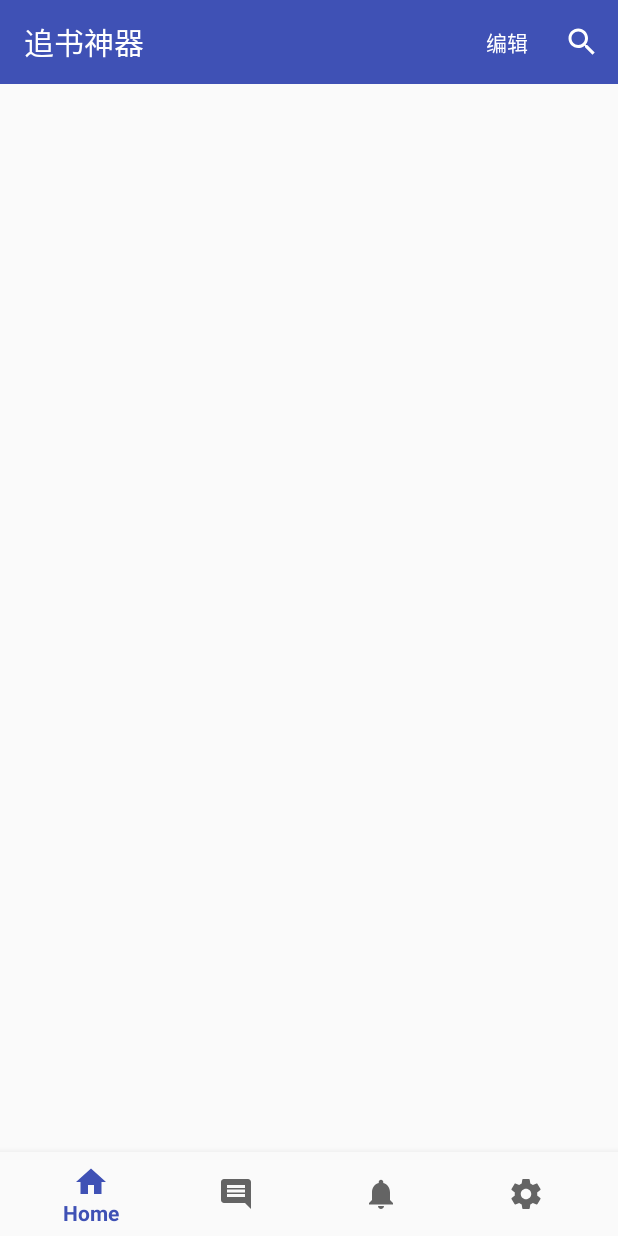
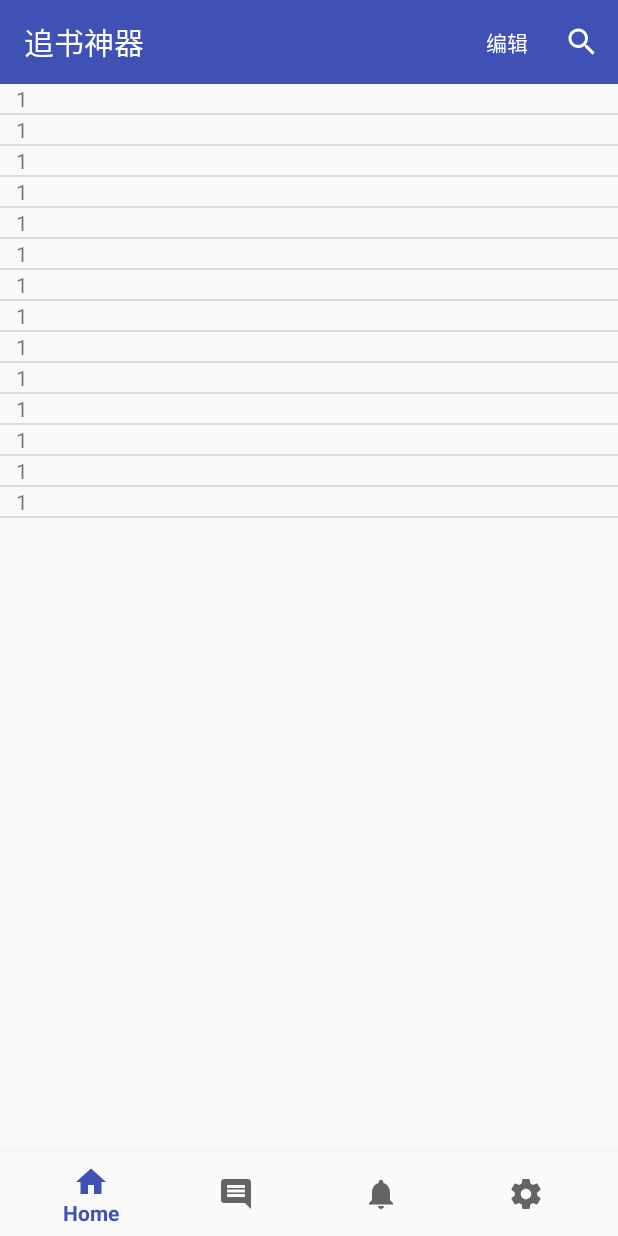
Before and after one commit to Hzzone/E-Book, an Android app: the screen it shows after launch (MainActivity), on a phone screen of 412 x 824 dp. Run offline under Robolectric (Android 15) with nearby library versions, the phone set to English and light mode, and no system bars.

Commit message:
修改了书架以及增加阅读活动

```diff
--- a/app/src/main/AndroidManifest.xml
+++ b/app/src/main/AndroidManifest.xml
@@ -19,8 +19,8 @@
                 <category android:name="android.intent.category.LAUNCHER" />
             </intent-filter>
         </activity>
-        <activity android:name=".SearchActivity">
-        </activity>
+        <activity android:name=".SearchActivity"></activity>
+        <activity android:name=".ReadingActivity"></activity>
     </application>
 
 </manifest>
--- a/app/src/main/java/com/example/hzzone/e_book/Content.java
+++ b/app/src/main/java/com/example/hzzone/e_book/Content.java
@@ -186,7 +186,6 @@ public class Content {
         } catch (IOException e) {
             e.printStackTrace();
         }
-//        Log.d(TAG, "getBookinfo: "+pic);
         return new Bookinfo(bookName, bookIntro, bookURL, pic);
     }
 }
--- a/app/src/main/java/com/example/hzzone/e_book/MainActivity.java
+++ b/app/src/main/java/com/example/hzzone/e_book/MainActivity.java
@@ -1,6 +1,9 @@
 package com.example.hzzone.e_book;
 
 import android.content.Intent;
+import android.graphics.Bitmap;
+import android.graphics.BitmapFactory;
+import android.graphics.drawable.BitmapDrawable;
 import android.os.AsyncTask;
 import android.support.annotation.NonNull;
 import android.support.design.widget.BottomNavigationView;
@@ -15,6 +18,7 @@ import android.view.LayoutInflater;
 import android.view.Menu;
 import android.view.MenuItem;
 import android.view.View;
+import android.widget.AdapterView;
 import android.widget.LinearLayout;
 import android.widget.ListView;
 import android.widget.Toast;
@@ -33,8 +37,13 @@ public class MainActivity extends AppCompatActivity {
 
     private SwipeRefreshLayout swipeRefreshLayout; //下拉刷新
     private ViewPager mViewPager = null;
-    BottomNavigationView navigation;
+    private BottomNavigationView navigation;
+    //书架
+    private ListView bookshelf_list;
     private ArrayList<View> mListViews = new ArrayList<>();
+    Vector<Bookinfo> books = new Vector<>();
+    BookinfoAdapter adapter;
+    //底部菜单栏
     private View home;
     private View comment;
     private View notification;
@@ -63,6 +72,40 @@ public class MainActivity extends AppCompatActivity {
         notification = mLayoutInflater.inflate(R.layout.notification, null);
         settings = mLayoutInflater.inflate(R.layout.settings, null);
         swipeRefreshLayout = (SwipeRefreshLayout) home.findViewById(R.id.swipe_refresh);
+        bookshelf_list = (ListView) home.findViewById(R.id.bookshelf_list);
+
+        books.clear();
+        // 测试书架
+        books.add(new Bookinfo("1", "2", "1", BitmapFactory.decodeFile("test.jpg")));
+        books.add(new Bookinfo("1", "2", "1", BitmapFactory.decodeFile("test.jpg")));
+        books.add(new Bookinfo("1", "2", "1", BitmapFactory.decodeFile("test.jpg")));
+        books.add(new Bookinfo("1", "2", "1", BitmapFactory.decodeFile("test.jpg")));
+        books.add(new Bookinfo("1", "2", "1", BitmapFactory.decodeFile("test.jpg")));
+        books.add(new Bookinfo("1", "2", "1", BitmapFactory.decodeFile("test.jpg")));
+        books.add(new Bookinfo("1", "2", "1", BitmapFactory.decodeFile("test.jpg")));
+        books.add(new Bookinfo("1", "2", "1", BitmapFactory.decodeFile("test.jpg")));
+        books.add(new Bookinfo("1", "2", "1", BitmapFactory.decodeFile("test.jpg")));
+        books.add(new Bookinfo("1", "2", "1", BitmapFactory.decodeFile("test.jpg")));
+        books.add(new Bookinfo("1", "2", "1", BitmapFactory.decodeFile("test.jpg")));
+        books.add(new Bookinfo("1", "2", "1", BitmapFactory.decodeFile("test.jpg")));
+        books.add(new Bookinfo("1", "2", "1", BitmapFactory.decodeFile("test.jpg")));
+        books.add(new Bookinfo("1", "2", "1", BitmapFactory.decodeFile("test.jpg")));
+        adapter = new BookinfoAdapter(MainActivity.this,
+                R.layout.bookinfo, books);
+        bookshelf_list.setAdapter(adapter);
+        bookshelf_list.setOnItemClickListener(new AdapterView.OnItemClickListener() {
+            @Override
+            public void onItemClick(AdapterView<?> parent, View view, int position, long id) {
+//                Toast.makeText(MainActivity.this, books.get(position).getBookName(), Toast.LENGTH_LONG).show();
+                Bookinfo book = books.get(position);
+                Intent intent = new Intent(MainActivity.this, ReadingActivity.class);
+                intent.putExtra("book_intro", book.getBookIntro());
+                intent.putExtra("book_name", book.getBookName());
+                intent.putExtra("book_url", book.getBookURL());
+                startActivity(intent);
+            }
+        });
+
         mListViews.add(home);
         mListViews.add(comment);
         mListViews.add(notification);
@@ -144,7 +187,6 @@ public class MainActivity extends AppCompatActivity {
         //TODO 书架的数据库存取和小说更新的爬取
         @Override
         protected Boolean doInBackground(Void... params) {
-            Vector<Bookinfo> books = new Vector<>();
             Bookinfo book = Content.getBookinfo(URL, "一念永恒");
             books.add(book);
             books.add(new Bookinfo("1", "2", "1", book.getPic()));
@@ -166,11 +208,7 @@ public class MainActivity extends AppCompatActivity {
 
         @Override
         protected void onProgressUpdate(Vector<Bookinfo>... values) {
-            BookinfoAdapter adapter = new BookinfoAdapter(MainActivity.this,
-                    R.layout.bookinfo, values[0]);
-//            Log.d(TAG, "onCreate: "+books.get(0).getBookIntro());
-            ListView bookshelf_list = (ListView) findViewById(R.id.bookshelf_list);
-            bookshelf_list.setAdapter(adapter);
+            adapter.addAll(values[0]);
 
         }
 
```
Also changed, not shown: app/src/main/java/com/example/hzzone/e_book/ReadingActivity.java (added, +13 -0 lines), app/src/main/res/layout/activity_reading.xml (added, +9 -0 lines), app/src/main/java/com/example/hzzone/e_book/test.jpg (added).
